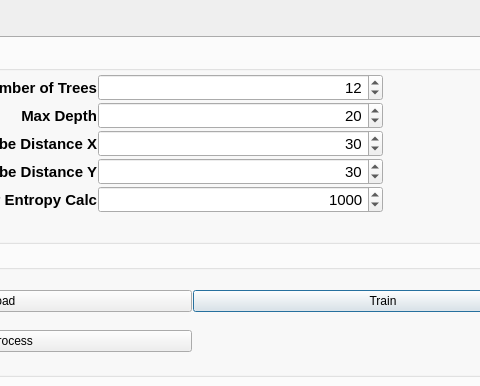
Qt form modules/rdf/RandomDecisionForestDialogGui.ui (Boazrciasn/RDFramework) before a commit; both pictures show x 217 to 697 and y 0 to 386 of the 1200 by 800 pixel window.
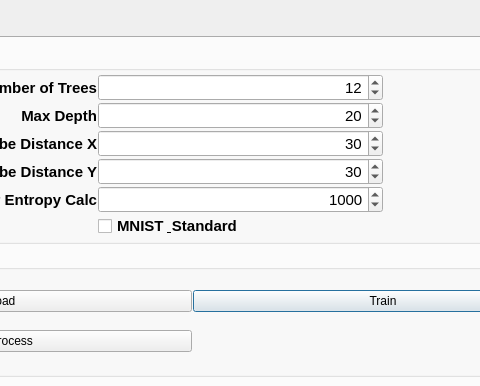
The same form after that commit.

Commit message: single frame / MNIST togle button ui

The edit to the form file:
```diff
--- a/modules/rdf/RandomDecisionForestDialogGui.ui
+++ b/modules/rdf/RandomDecisionForestDialogGui.ui
@@ -387,6 +387,19 @@
                </property>
               </widget>
              </item>
+             <item row="8" column="1">
+              <widget class="QCheckBox" name="checkBox_isMNIST">
+               <property name="font">
+                <font>
+                 <weight>75</weight>
+                 <bold>true</bold>
+                </font>
+               </property>
+               <property name="text">
+                <string>MNIST &amp; Standard</string>
+               </property>
+              </widget>
+             </item>
             </layout>
            </widget>
           </item>
```
Left out of the diff: 21 changed lines with no effect on the pictures. The commit also changes 4 other files.
